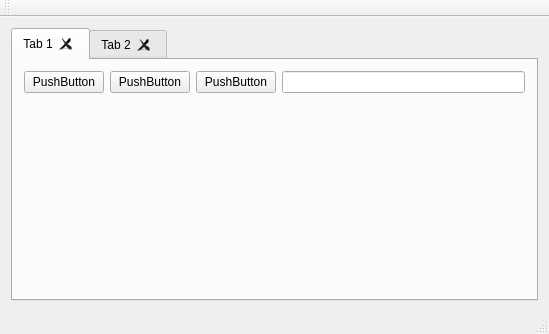
Old version of the form src/mainwindow.ui in the repository IDB-15-15/interface.
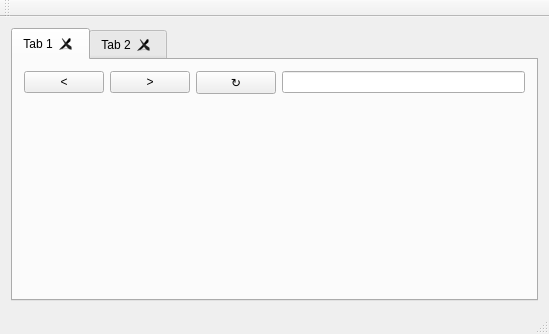
New version of the form.

```diff
--- a/src/mainwindow.ui
+++ b/src/mainwindow.ui
@@ -39,21 +39,21 @@
           <item>
            <widget class="QPushButton" name="pushButton_3">
             <property name="text">
-             <string>PushButton</string>
+             <string>&lt;</string>
             </property>
            </widget>
           </item>
           <item>
            <widget class="QPushButton" name="pushButton_2">
             <property name="text">
-             <string>PushButton</string>
+             <string>&gt;</string>
             </property>
            </widget>
           </item>
           <item>
            <widget class="QPushButton" name="pushButton">
             <property name="text">
-             <string>PushButton</string>
+             <string>↻</string>
             </property>
            </widget>
           </item>
```
